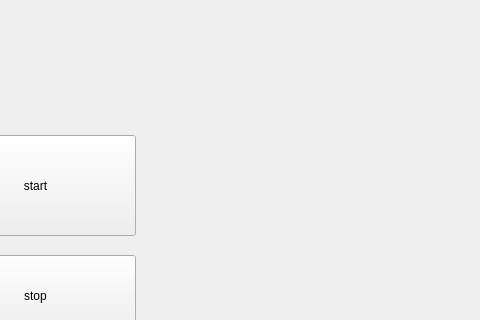
The window that mainwindow.ui (EugChesn/GuiClient) describes before a commit, drawn with Qt 5; both pictures show x 125 to 605 and y 402 to 722 of the 1280 by 836 pixel window.
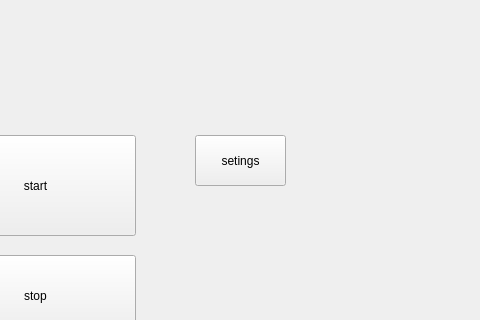
The same window after the commit. Icons and pictures are not drawn.

```diff
--- a/mainwindow.ui
+++ b/mainwindow.ui
@@ -202,6 +202,19 @@
      <string>Start Camera</string>
     </property>
    </widget>
+   <widget class="QPushButton" name="setings">
+    <property name="geometry">
+     <rect>
+      <x>320</x>
+      <y>520</y>
+      <width>91</width>
+      <height>51</height>
+     </rect>
+    </property>
+    <property name="text">
+     <string>setings</string>
+    </property>
+   </widget>
   </widget>
   <widget class="QMenuBar" name="menuBar">
    <property name="geometry">
```
